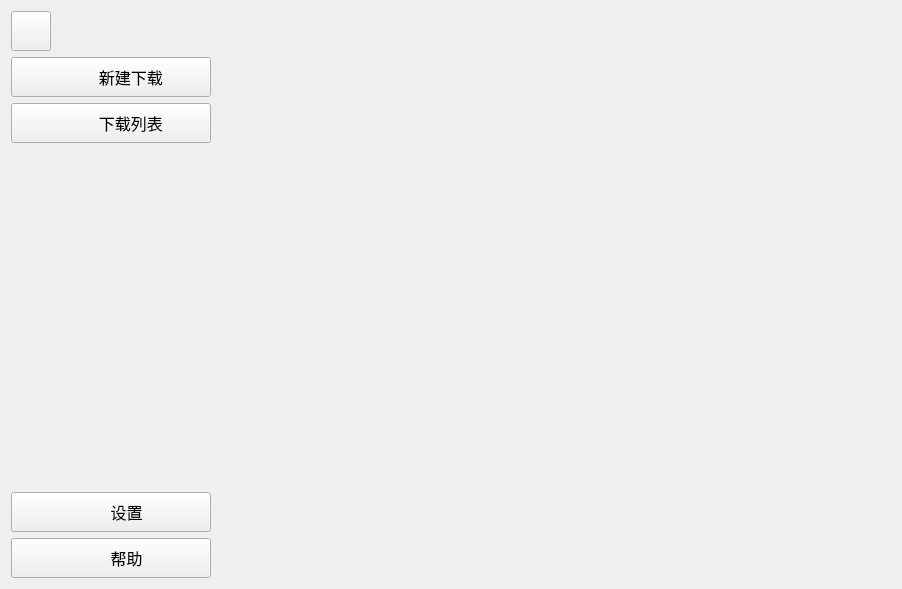
First picture: the form in src/MainWindow.ui, repository L-Super/FlowD, before the edit.
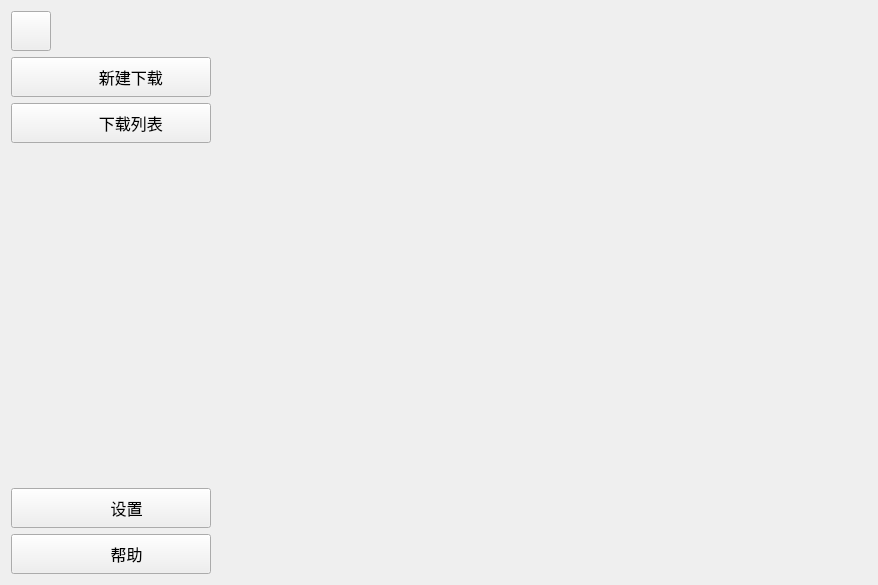
Second picture: the form after the edit. Icons and pictures are not drawn.

Patch:
```diff
--- a/src/MainWindow.ui
+++ b/src/MainWindow.ui
@@ -6,8 +6,8 @@
    <rect>
     <x>0</x>
     <y>0</y>
-    <width>902</width>
-    <height>589</height>
+    <width>878</width>
+    <height>585</height>
    </rect>
   </property>
   <property name="windowTitle">
```
